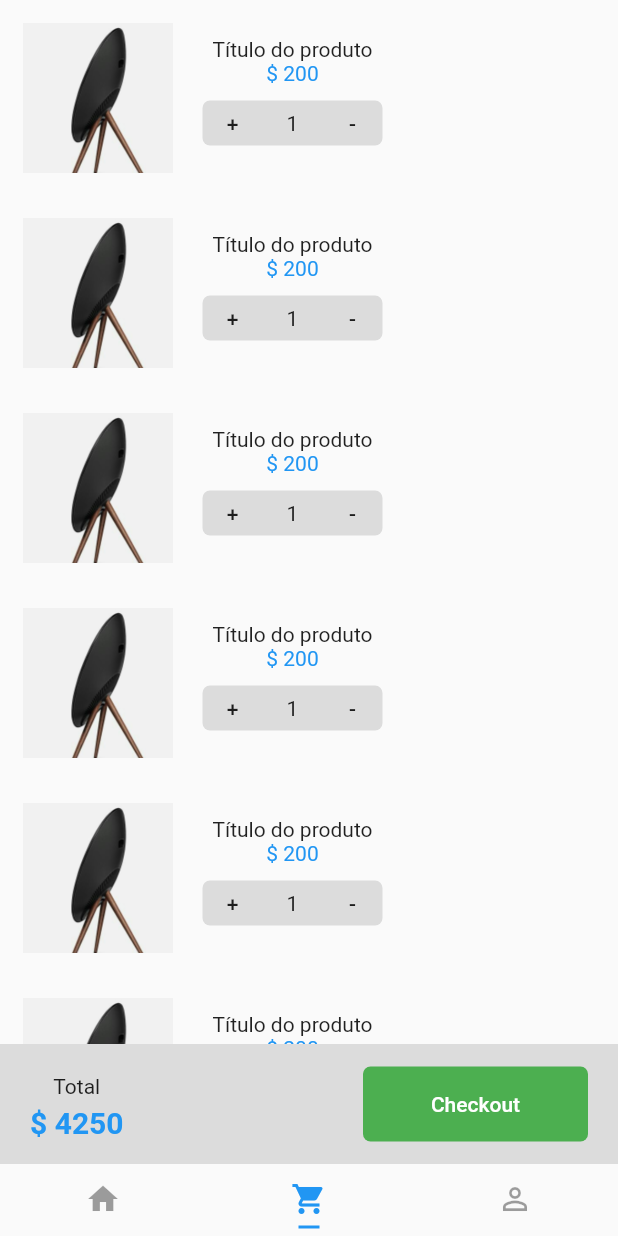
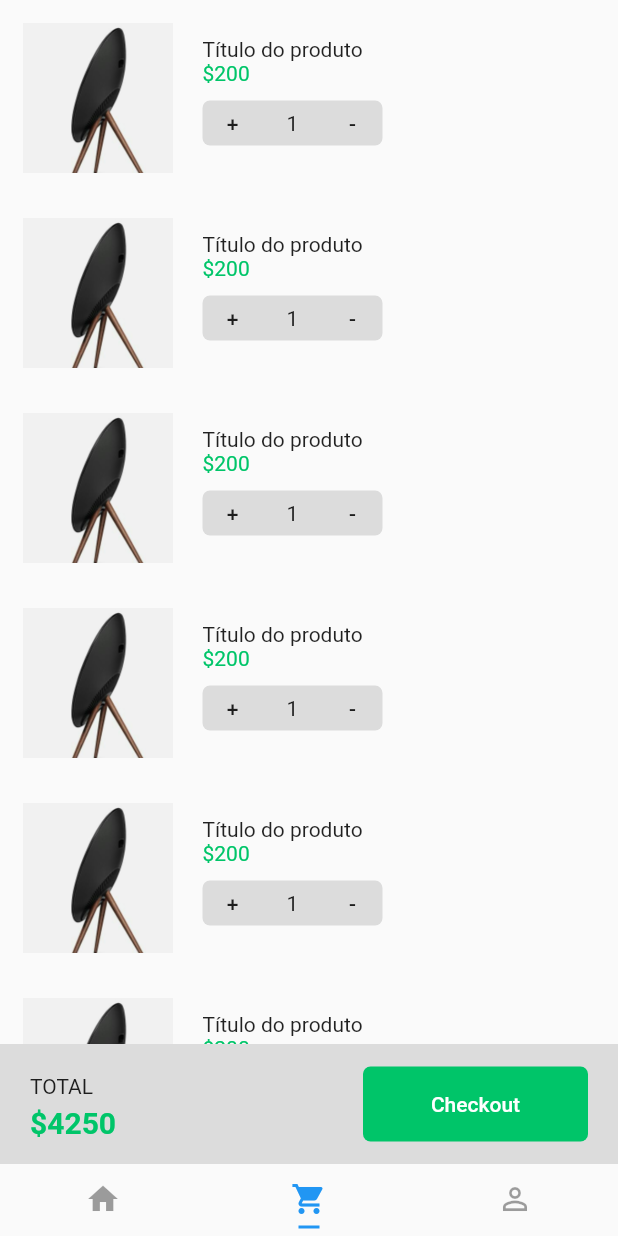
Before and after one commit to Douglas-code/shopping_app, a Flutter app: the screen it shows after launch, item 2 of the bottom bar chosen, after a tap on "Checkout", on a phone screen of 412 x 824 dp. Run offline on Flutter 3.47's test engine with Material 2 defaults, Android fonts, the phone set to English and light mode, and no system bars.

Commit message:
Alterado cores da pagina do carrinho

```diff
--- a/lib/main.dart
+++ b/lib/main.dart
@@ -1,4 +1,5 @@
 import 'package:Shopping/pages/tabs.page.dart';
+import 'package:Shopping/themes/light.theme.dart';
 import 'package:flutter/material.dart';
 
 void main() {
@@ -11,10 +12,7 @@ class MyApp extends StatelessWidget {
     return MaterialApp(
       title: 'Flutter Demo',
       debugShowCheckedModeBanner: false,
-      theme: ThemeData(
-        primarySwatch: Colors.blue,
-        visualDensity: VisualDensity.adaptivePlatformDensity,
-      ),
+      theme: lightTheme(),
       home: DefaultTabController(
         length: 3,
         child: TabsPage(),
--- a/lib/pages/cart.page.dart
+++ b/lib/pages/cart.page.dart
@@ -13,8 +13,8 @@ class CartPage extends StatelessWidget {
             ),
           ),
           Container(
+            color: Colors.black12,
             height: 80,
-              color: Colors.black12,
             child: Row(
               mainAxisAlignment: MainAxisAlignment.spaceBetween,
               children: <Widget>[
@@ -24,17 +24,18 @@ class CartPage extends StatelessWidget {
                     top: 20,
                   ),
                   child: Column(
+                    crossAxisAlignment: CrossAxisAlignment.start,
                     children: <Widget>[
                       Text(
-                          "Total",
+                        "TOTAL",
                       ),
                       SizedBox(
                         height: 5,
                       ),
                       Text(
-                          "\$ 4250",
+                        "\$4250",
                         style: TextStyle(
-                            color: Colors.blue,
+                          color: Theme.of(context).primaryColor,
                           fontWeight: FontWeight.bold,
                           fontSize: 20,
                         ),
@@ -46,22 +47,27 @@ class CartPage extends StatelessWidget {
                   height: 50,
                   width: 150,
                   decoration: BoxDecoration(
-                      color: Colors.green,
+                    color: Theme.of(context).primaryColor,
                     borderRadius: BorderRadius.all(
                       Radius.circular(5),
                     ),
                   ),
-                    margin: EdgeInsets.only(right: 20),
+                  margin: EdgeInsets.only(
+                    right: 20,
+                  ),
                   child: FlatButton(
                     child: Text(
                       "Checkout",
-                        style: TextStyle(color: Colors.white),
+                      style: TextStyle(
+                        color: Theme.of(context).accentColor,
                       ),
-                      onPressed: () {},
+                    ),
+                    onPressed: () => {},
                   ),
                 ),
               ],
-              )),
+            ),
+          ),
         ],
       ),
     );
@@ -71,18 +77,17 @@ class CartPage extends StatelessWidget {
 Widget productList(context) {
   return ListView(
     children: <Widget>[
-      productItem(),
-      productItem(),
-      productItem(),
-      productItem(),
-      productItem(),
-      productItem(),
-      productItem(),
+      productItem(context),
+      productItem(context),
+      productItem(context),
+      productItem(context),
+      productItem(context),
+      productItem(context),
     ],
   );
 }
 
-Widget productItem() {
+Widget productItem(context) {
   return Container(
     height: 120,
     margin: EdgeInsets.all(5),
@@ -94,7 +99,7 @@ Widget productItem() {
           margin: EdgeInsets.all(10),
           child: Image.asset(
             "assets/product-1.png",
-            fit: BoxFit.cover,
+            fit: BoxFit.fitWidth,
           ),
         ),
         Padding(
@@ -103,12 +108,13 @@ Widget productItem() {
             left: 10,
           ),
           child: Column(
+            crossAxisAlignment: CrossAxisAlignment.start,
             children: <Widget>[
               Text("Título do produto"),
               Text(
-                "\$ 200",
+                "\$200",
                 style: TextStyle(
-                  color: Colors.blue,
+                  color: Theme.of(context).primaryColor,
                 ),
               ),
               SizedBox(
@@ -119,7 +125,9 @@ Widget productItem() {
                 width: 120,
                 decoration: BoxDecoration(
                   color: Colors.black12,
-                  borderRadius: BorderRadius.all(Radius.circular(5)),
+                  borderRadius: BorderRadius.all(
+                    Radius.circular(5),
+                  ),
                 ),
                 child: Row(
                   children: <Widget>[
```
Lines whose indentation alone changed are shown as unchanged.
